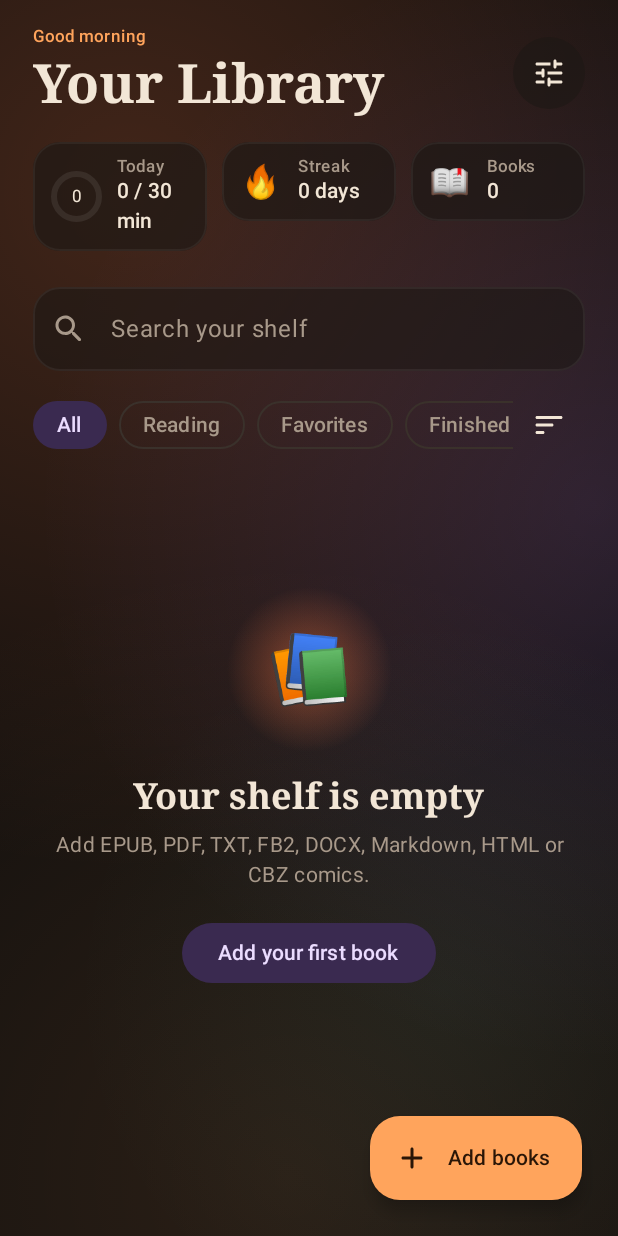
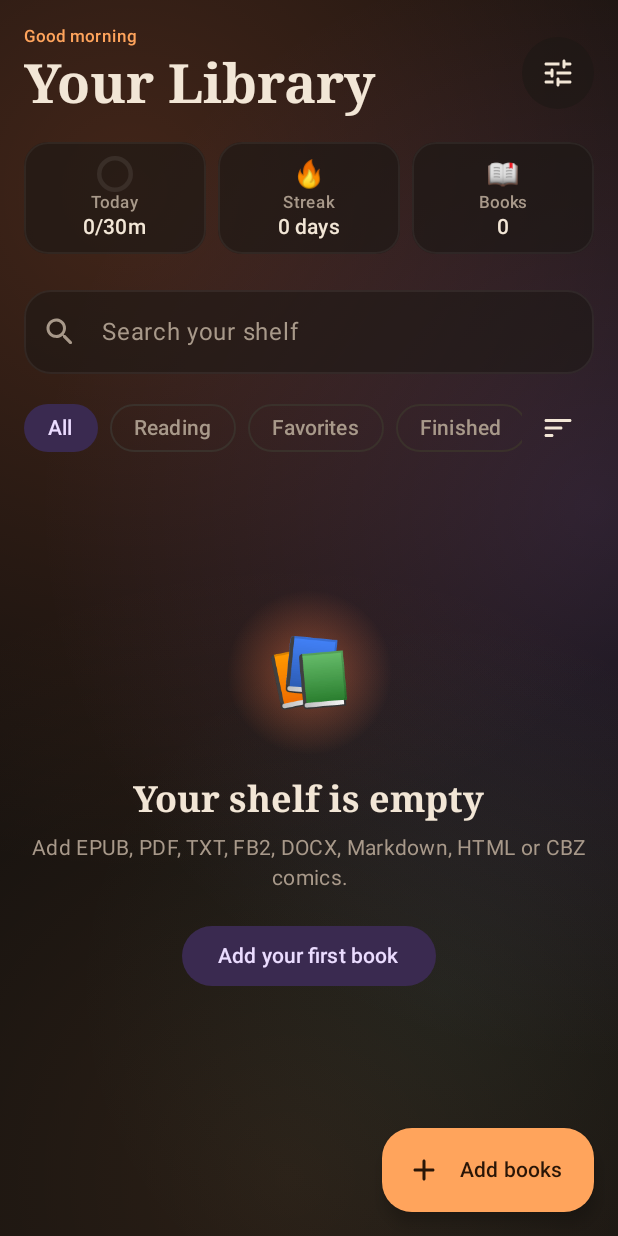
Before and after one commit to Epochiya/Hearth, an Android app built with Jetpack Compose: the composable LibraryScreen shown on its own in the app's theme, on a phone screen of 412 x 824 dp. Run offline under Robolectric (Android 15) with nearby library versions, the phone set to English and light mode, and no system bars; network calls fail.

Commit message:
Phone support: compact library header/cards, 3-up cover grid, bottom bar fits narrow screens, two-page spread only on tablets, narrower text margins on phones
Co-Authored-By: Claude Opus 5.5 <noreply@anthropic.com>
Claude-Session: https://claude.ai/code/session_013WKvUS5hFqrJeUusZ9VD7Y

```diff
--- a/app/src/main/java/com/clockedbit/hearth/reader/ReaderPanels.kt
+++ b/app/src/main/java/com/clockedbit/hearth/reader/ReaderPanels.kt
@@ -312,7 +312,7 @@ fun PenToolbar(
             if (showWidth && tool != InkTool.ERASER) {
                 val isMarker = tool == InkTool.MARKER
                 val v = if (isMarker) prefs.markerWidth else prefs.penWidth
-                Row(Modifier.width(320.dp).padding(horizontal = 8.dp), verticalAlignment = Alignment.CenterVertically) {
+                Row(Modifier.width(minOf(320, androidx.compose.ui.platform.LocalConfiguration.current.screenWidthDp - 56).dp).padding(horizontal = 8.dp), verticalAlignment = Alignment.CenterVertically) {
                     Text("Size", fontSize = 12.sp, color = on.copy(alpha = 0.7f))
                     Slider(
                         v, { nv -> Store.updatePrefs { if (isMarker) it.copy(markerWidth = nv) else it.copy(penWidth = nv) } },
@@ -597,7 +597,7 @@ fun ReadingSettingsSheet(prefs: ReaderPrefs, reflow: Boolean) {
         Label("Layout")
         Segmented(listOf("Pages", "Scroll"), if (prefs.scrollMode) 1 else 0, accent) { i -> Store.updatePrefs { it.copy(scrollMode = i == 1) } }
         Spacer(Modifier.height(6.dp))
-        if (reflow) SwitchRow("Two pages in landscape", "Book-style spread when the tablet is sideways", prefs.twoPage, accent) { v -> Store.updatePrefs { it.copy(twoPage = v) } }
+        if (reflow) SwitchRow("Two pages in landscape", "Book-style spread on wide screens (tablets held sideways)", prefs.twoPage, accent) { v -> Store.updatePrefs { it.copy(twoPage = v) } }
         SwitchRow("Page-turn animation", null, prefs.pageAnim, accent) { v -> Store.updatePrefs { it.copy(pageAnim = v) } }
         SwitchRow("Tap edges to turn pages", "Left / right side of the screen", prefs.tapZones, accent) { v -> Store.updatePrefs { it.copy(tapZones = v) } }
         SwitchRow("Volume keys turn pages", null, prefs.volumeKeys, accent) { v -> Store.updatePrefs { it.copy(volumeKeys = v) } }
--- a/app/src/main/java/com/clockedbit/hearth/ui/LibraryScreen.kt
+++ b/app/src/main/java/com/clockedbit/hearth/ui/LibraryScreen.kt
@@ -161,21 +161,27 @@ fun LibraryScreen(onOpen: (String) -> Unit, snackbar: SnackbarHostState) {
     }
     val continueBook = books.filter { it.lastOpened > 0 && !it.finished }.maxByOrNull { it.lastOpened }
     val top = WindowInsets.statusBars.asPaddingValues().calculateTopPadding()
+    val compact = androidx.compose.ui.platform.LocalConfiguration.current.screenWidthDp < 600
+    val side = if (compact) 16.dp else 22.dp
 
     Box(Modifier.fillMaxSize()) {
         CozyBackground()
         LazyVerticalGrid(
-            columns = GridCells.Adaptive(prefs.coverSize.dp),
-            contentPadding = PaddingValues(start = 22.dp, end = 22.dp, top = top + 18.dp, bottom = 130.dp),
-            horizontalArrangement = Arrangement.spacedBy(20.dp),
+            // On phones, cap the cover size so at least 3 books fit per row.
+            columns = GridCells.Adaptive(
+                if (compact) minOf(prefs.coverSize, (androidx.compose.ui.platform.LocalConfiguration.current.screenWidthDp - 2 * 16 - 2 * 12) / 3).dp
+                else prefs.coverSize.dp
+            ),
+            contentPadding = PaddingValues(start = side, end = side, top = top + 18.dp, bottom = 130.dp),
+            horizontalArrangement = Arrangement.spacedBy(if (compact) 12.dp else 20.dp),
             verticalArrangement = Arrangement.spacedBy(24.dp),
             modifier = Modifier.fillMaxSize()
         ) {
             item(span = { GridItemSpan(maxLineSpan) }) {
-                Header(stats, prefs.dailyGoalMin, books.size, onSettings = { showSettings = true })
+                Header(stats, prefs.dailyGoalMin, books.size, compact, onSettings = { showSettings = true })
             }
             if (continueBook != null && query.isBlank() && filter == 0) {
-                item(span = { GridItemSpan(maxLineSpan) }) { ContinueCard(continueBook) { onOpen(continueBook.id) } }
+                item(span = { GridItemSpan(maxLineSpan) }) { ContinueCard(continueBook, compact) { onOpen(continueBook.id) } }
             }
             item(span = { GridItemSpan(maxLineSpan) }) {
                 Column {
@@ -236,7 +242,7 @@ fun LibraryScreen(onOpen: (String) -> Unit, snackbar: SnackbarHostState) {
             text = { Text("Add books") },
             containerColor = Hearth.amber, contentColor = Color(0xFF2A1607),
             shape = RoundedCornerShape(20.dp),
-            modifier = Modifier.align(Alignment.BottomEnd).navigationBarsPadding().padding(24.dp)
+            modifier = Modifier.align(Alignment.BottomEnd).navigationBarsPadding().padding(if (compact) 16.dp else 24.dp)
         )
 
         AnimatedVisibility(
@@ -334,7 +340,7 @@ private fun SheetAction(icon: androidx.compose.ui.graphics.vector.ImageVector, l
 }
 
 @Composable
-private fun Header(stats: Map<String, Long>, goalMin: Int, count: Int, onSettings: () -> Unit) {
+private fun Header(stats: Map<String, Long>, goalMin: Int, count: Int, compact: Boolean, onSettings: () -> Unit) {
     val today = Store.todayMs(stats) / 60_000
     val streak = Store.streak(stats)
     val goalFrac by animateFloatAsState((today.toFloat() / goalMin.coerceAtLeast(1)).coerceIn(0f, 1f), tween(900), label = "goal")
@@ -350,7 +356,19 @@ private fun Header(stats: Map<String, Long>, goalMin: Int, count: Int, onSetting
             }
         }
         Spacer(Modifier.height(16.dp))
-        Row(horizontalArrangement = Arrangement.spacedBy(10.dp)) {
+        if (compact) {
+            // Phone: three slim chips, icon above the numbers so nothing wraps.
+            Row(horizontalArrangement = Arrangement.spacedBy(8.dp)) {
+                MiniStat(Modifier.weight(1f), "Today", "$today/${goalMin}m") {
+                    CircularProgressIndicator(
+                        progress = { goalFrac }, modifier = Modifier.size(24.dp), strokeWidth = 3.dp,
+                        color = Hearth.amber, trackColor = Color.White.copy(alpha = 0.08f), strokeCap = StrokeCap.Round
+                    )
+                }
+                MiniStat(Modifier.weight(1f), "Streak", "$streak day${if (streak == 1) "" else "s"}") { Text("🔥", fontSize = 18.sp) }
+                MiniStat(Modifier.weight(1f), "Books", "$count") { Text("📖", fontSize = 18.sp) }
+            }
+        } else Row(horizontalArrangement = Arrangement.spacedBy(10.dp)) {
             StatChip(Modifier.weight(1f)) {
                 Box(contentAlignment = Alignment.Center) {
                     CircularProgressIndicator(
@@ -386,6 +404,20 @@ private fun Header(stats: Map<String, Long>, goalMin: Int, count: Int, onSetting
 }
 
 @Composable
+private fun MiniStat(modifier: Modifier, label: String, value: String, icon: @Composable () -> Unit) {
+    Column(
+        modifier.clip(RoundedCornerShape(16.dp)).background(Hearth.surface.copy(alpha = 0.65f))
+            .border(1.dp, Color.White.copy(alpha = 0.05f), RoundedCornerShape(16.dp))
+            .padding(horizontal = 6.dp, vertical = 8.dp),
+        horizontalAlignment = Alignment.CenterHorizontally
+    ) {
+        Box(Modifier.height(26.dp), contentAlignment = Alignment.Center) { icon() }
+        Text(label, style = MaterialTheme.typography.labelSmall, color = MaterialTheme.colorScheme.onSurfaceVariant, maxLines = 1)
+        Text(value, style = MaterialTheme.typography.titleSmall, maxLines = 1, overflow = TextOverflow.Ellipsis)
+    }
+}
+
+@Composable
 private fun StatChip(modifier: Modifier, content: @Composable RowScope.() -> Unit) {
     Row(
         modifier.clip(RoundedCornerShape(18.dp)).background(Hearth.surface.copy(alpha = 0.65f))
@@ -396,24 +428,24 @@ private fun StatChip(modifier: Modifier, content: @Composable RowScope.() -> Uni
 }
 
 @Composable
-private fun ContinueCard(b: Book, onClick: () -> Unit) {
+private fun ContinueCard(b: Book, compact: Boolean, onClick: () -> Unit) {
     Box(
         Modifier.fillMaxWidth().clip(RoundedCornerShape(26.dp))
             .background(Brush.linearGradient(listOf(Color(0xFF3A2416), Color(0xFF1F1714), Color(0xFF2A1E2E))))
             .border(1.dp, Hearth.amber.copy(alpha = 0.18f), RoundedCornerShape(26.dp))
             .clickable(onClick = onClick)
-            .padding(18.dp)
+            .padding(if (compact) 14.dp else 18.dp)
     ) {
         Row(verticalAlignment = Alignment.CenterVertically) {
             Box {
                 Box(Modifier.matchParentSize().padding(6.dp).shadow(26.dp, RoundedCornerShape(10.dp), ambientColor = Hearth.ember, spotColor = Hearth.ember))
-                BookCover(b, Modifier.width(92.dp).height(136.dp).clip(RoundedCornerShape(10.dp)))
+                BookCover(b, Modifier.width(if (compact) 70.dp else 92.dp).height(if (compact) 104.dp else 136.dp).clip(RoundedCornerShape(10.dp)))
             }
-            Spacer(Modifier.width(20.dp))
+            Spacer(Modifier.width(if (compact) 14.dp else 20.dp))
             Column(Modifier.weight(1f)) {
                 Text("CONTINUE READING", style = MaterialTheme.typography.labelSmall, color = Hearth.amber)
                 Spacer(Modifier.height(6.dp))
-                Text(b.title, style = MaterialTheme.typography.headlineSmall, maxLines = 2, overflow = TextOverflow.Ellipsis)
+                Text(b.title, style = if (compact) MaterialTheme.typography.titleLarge else MaterialTheme.typography.headlineSmall, maxLines = 2, overflow = TextOverflow.Ellipsis)
                 if (b.author.isNotEmpty()) Text(b.author, color = MaterialTheme.colorScheme.onSurfaceVariant, maxLines = 1)
                 Spacer(Modifier.height(14.dp))
                 LinearProgressIndicator(
```
Also changed, not shown: app/src/main/java/com/clockedbit/hearth/reader/ReaderScreen.kt (+6 -5 lines), 2 other files.
